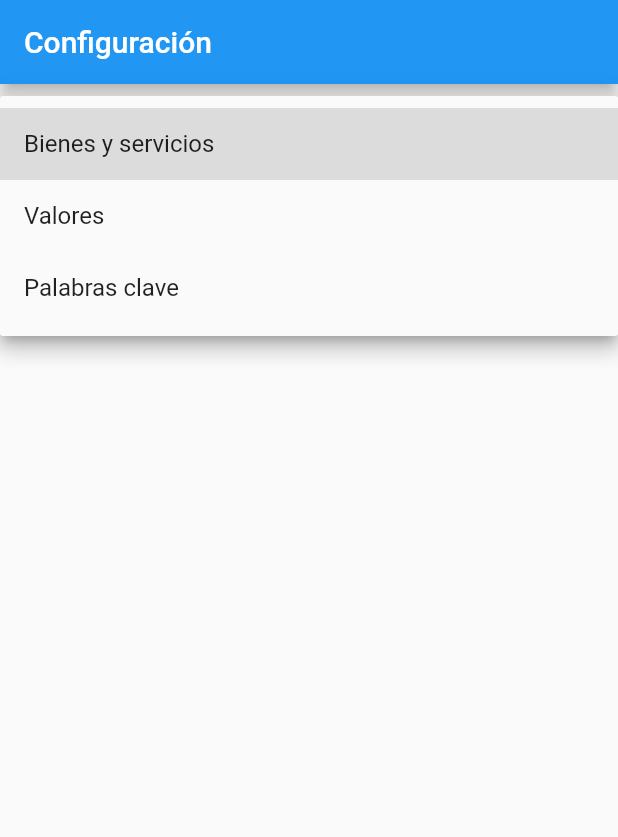
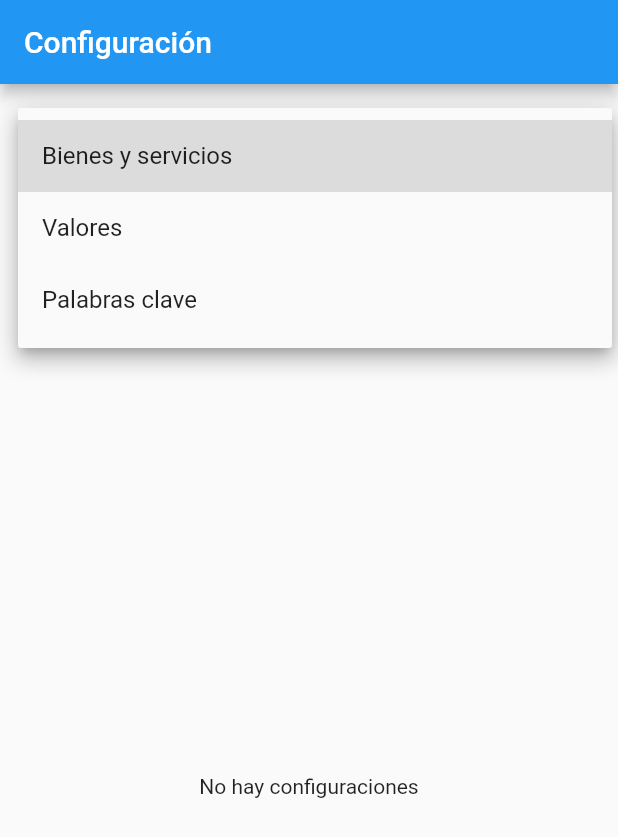
Before and after one commit to fabianMendez/oportunidades_cce, a Flutter app: the NotificacionesSettingsView screen opened directly, after a tap on "Bienes y servicios", on a phone screen of 412 x 824 dp. Shown: the top 837 px of the screen. Run offline on Flutter 3.47's test engine with Material 2 defaults, Android fonts, the phone set to English and light mode, and no system bars; our stand-ins replace bloc, email_validator, equatable, flutter_bloc, flutter_secure_storage, get_it and 2 more; accounts and stored records are empty; generated files the repository leaves out were written again; network calls fail.

Commit message:
feat: show saved value notification settings

```diff
--- a/lib/src/home/grupo_unspsc_repository.dart
+++ b/lib/src/home/grupo_unspsc_repository.dart
@@ -68,6 +68,29 @@ class FamiliaUNSPSC extends Equatable {
 
   @override
   List<Object?> get props => [];
+}
+
+class ValueNotificationSetting extends Equatable {
+  const ValueNotificationSetting({
+    required this.estado,
+    required this.id,
+    required this.montoInferior,
+    required this.montoSuperior,
+  });
+
+  final int estado;
+  final int id;
+  final String montoInferior;
+  final String montoSuperior;
+
+  ValueNotificationSetting.fromJson(Map<String, dynamic> map)
+      : estado = map['estado'],
+        id = map['id'],
+        montoInferior = map['montoInferior'],
+        montoSuperior = map['montoSuperior'];
+
+  @override
+  List<Object?> get props => [estado, id, montoInferior, montoSuperior];
 }
 
 class GrupoUNSPSCRepository {
@@ -173,6 +196,19 @@ class GrupoUNSPSCRepository {
     return list.map((it) => SegmentoUNSPSC.fromJson(it)).toList();
   }
 
+  Future<List<ValueNotificationSetting>> getMontosConfiguracion(
+      {required String codigo}) async {
+    final res = await apiClient.request(
+      path: '/ServletMontoConfiguracions',
+      body: {'codigo': codigo},
+    );
+
+    print(res.body);
+    final List<dynamic> list = json.decode(res.body);
+
+    return list.map((it) => ValueNotificationSetting.fromJson(it)).toList();
+  }
+
   Future<APIResponse> insertarMontosConfiguracion({
     required String codigo,
     required double montoInferior,
--- a/lib/src/home/notificaciones_settings_bloc.dart
+++ b/lib/src/home/notificaciones_settings_bloc.dart
@@ -1,18 +1,49 @@
 import 'package:bloc/bloc.dart';
 import 'package:equatable/equatable.dart';
+import 'package:oportunidades_cce/src/authentication/user_details.dart';
+import 'package:oportunidades_cce/src/home/grupo_unspsc_repository.dart';
 
 class NotificacionesSettingsBloc
     extends Bloc<NotificacionesSettingsEvent, NotificacionesSettingsState> {
-  NotificacionesSettingsBloc()
-      : super(const NotificacionesSettingsState.initial());
+  NotificacionesSettingsBloc({
+    required this.userDetails,
+    required this.grupoUNSPSCRepository,
+  }) : super(const NotificacionesSettingsState.initial());
+
+  final UserDetails userDetails;
+  final GrupoUNSPSCRepository grupoUNSPSCRepository;
+
+  Stream<NotificacionesSettingsState> _loadSavedSettings(
+      NotificacionesSettingsFiltro selectedFilter) async* {
+    try {
+      yield NotificacionesSettingsLoading(selectedFilter: selectedFilter);
+
+      final valueNotificationSettings =
+          await grupoUNSPSCRepository.getMontosConfiguracion(
+        codigo: userDetails.codigo,
+      );
+
+      yield NotificacionesSettingsReady(
+        selectedFilter: selectedFilter,
+        valueNotificationSettings: valueNotificationSettings,
+      );
+    } catch (err, str) {
+      print(err);
+      print(str);
+      yield NotificacionesSettingsFailure(
+        err.toString(),
+        selectedFilter: selectedFilter,
+      );
+    }
+  }
 
   @override
   Stream<NotificacionesSettingsState> mapEventToState(
       NotificacionesSettingsEvent event) async* {
-    if (event is NotificacionesSettingsFilterChanged) {
-      yield NotificacionesSettingsState(
-        selectedFilter: event.selected,
-      );
+    if (event is NotificacionesSettingsStarted) {
+      yield* _loadSavedSettings(state.selectedFilter);
+    } else if (event is NotificacionesSettingsFilterChanged) {
+      yield* _loadSavedSettings(event.selected);
     }
   }
 }
@@ -36,6 +67,10 @@ class NotificacionesSettingsFiltro extends Equatable {
 
   @override
   List<Object?> get props => [value, description, actionMessage];
+}
+
+class NotificacionesSettingsStarted extends NotificacionesSettingsEvent {
+  const NotificacionesSettingsStarted();
 }
 
 class NotificacionesSettingsFilterChanged extends NotificacionesSettingsEvent {
@@ -70,18 +105,55 @@ const kFiltroPalabrasClave = NotificacionesSettingsFiltro(
 class NotificacionesSettingsState extends Equatable {
   const NotificacionesSettingsState({
     required this.selectedFilter,
+    this.valueNotificationSettings = const [],
   });
 
   const NotificacionesSettingsState.initial()
-      : selectedFilter = kFiltroBienesServicios;
+      : selectedFilter = kFiltroBienesServicios,
+        valueNotificationSettings = const [];
 
   final List<NotificacionesSettingsFiltro> filters = const [
     kFiltroBienesServicios,
     kFiltroValores,
     kFiltroPalabrasClave,
   ];
+
   final NotificacionesSettingsFiltro selectedFilter;
+  final List<ValueNotificationSetting> valueNotificationSettings;
 
   @override
-  List<Object?> get props => [filters, selectedFilter];
+  List<Object?> get props =>
+      [filters, selectedFilter, valueNotificationSettings];
 }
+
+class NotificacionesSettingsLoading extends NotificacionesSettingsState {
+  const NotificacionesSettingsLoading({
+    required NotificacionesSettingsFiltro selectedFilter,
+  }) : super(
+          selectedFilter: selectedFilter,
+        );
+}
+
+class NotificacionesSettingsReady extends NotificacionesSettingsState {
+  const NotificacionesSettingsReady({
+    required NotificacionesSettingsFiltro selectedFilter,
+    required List<ValueNotificationSetting> valueNotificationSettings,
+  }) : super(
+          selectedFilter: selectedFilter,
+          valueNotificationSettings: valueNotificationSettings,
+        );
+}
+
+class NotificacionesSettingsFailure extends NotificacionesSettingsState {
+  const NotificacionesSettingsFailure(
+    this.error, {
+    required NotificacionesSettingsFiltro selectedFilter,
+  }) : super(
+          selectedFilter: selectedFilter,
+        );
+
+  final String error;
+
+  @override
+  List<Object?> get props => [...super.props, error];
+}
--- a/lib/src/home/notificaciones_settings_view.dart
+++ b/lib/src/home/notificaciones_settings_view.dart
@@ -1,26 +1,32 @@
 import 'package:flutter/material.dart';
 import 'package:flutter_bloc/flutter_bloc.dart';
 import 'package:oportunidades_cce/src/authentication/authenticated_navigator_bloc.dart';
+import 'package:oportunidades_cce/src/authentication/user_details.dart';
+import 'package:oportunidades_cce/src/home/grupo_unspsc_repository.dart';
 import 'package:oportunidades_cce/src/home/notificaciones_settings_bloc.dart';
+import 'package:oportunidades_cce/src/service_locator.dart';
 import 'package:oportunidades_cce/src/widgets/dropdown_field.dart';
+import 'package:provider/provider.dart';
 
 class NotificacionesSettingsView extends StatelessWidget {
   const NotificacionesSettingsView({Key? key}) : super(key: key);
 
   @override
   Widget build(BuildContext context) {
+    final userDetails = Provider.of<UserDetails>(context);
+
     return Scaffold(
       appBar: AppBar(
         title: const Text('Configuración'),
       ),
       body: BlocProvider<NotificacionesSettingsBloc>(
-        create: (context) => NotificacionesSettingsBloc(),
-        child: const SingleChildScrollView(
-          child: Padding(
-            padding: EdgeInsets.all(8),
-            child: NotificacionesSettings(),
-          ),
-        ),
+        create: (context) {
+          return NotificacionesSettingsBloc(
+            userDetails: userDetails,
+            grupoUNSPSCRepository: sl.get<GrupoUNSPSCRepository>(),
+          )..add(const NotificacionesSettingsStarted());
+        },
+        child: const NotificacionesSettings(),
       ),
     );
   }
@@ -28,6 +34,8 @@ class NotificacionesSettingsView extends StatelessWidget {
 
 class NotificacionesSettings extends StatelessWidget {
   const NotificacionesSettings({Key? key}) : super(key: key);
+
+  static const _kPadding = EdgeInsets.all(16);
 
   @override
   Widget build(BuildContext context) {
@@ -37,7 +45,13 @@ class NotificacionesSettings extends StatelessWidget {
           for (final filter in state.filters) filter.value: filter.description,
         };
 
+        final isLoading = state is NotificacionesSettingsLoading;
+
         return Column(
+          children: [
+            Padding(
+              padding: _kPadding,
+              child: Column(
                 children: [
                   DropdownField(
                     required: true,
@@ -63,12 +77,22 @@ class NotificacionesSettings extends StatelessWidget {
                         BlocProvider.of<AuthenticatedNavigatorBloc>(context)
                             .add(const NotificacionesSettingsMontoViewPushed());
                       } else if (state.selectedFilter == kFiltroPalabrasClave) {
-                  BlocProvider.of<AuthenticatedNavigatorBloc>(context)
-                      .add(const NotificacionesSettingsKeywordViewPushed());
+                        BlocProvider.of<AuthenticatedNavigatorBloc>(context).add(
+                            const NotificacionesSettingsKeywordViewPushed());
                       }
                     },
                     icon: const Icon(Icons.add),
                     label: Text(state.selectedFilter.actionMessage),
+                  ),
+                ],
+              ),
+            ),
+            Expanded(
+              child: isLoading
+                  ? const Center(
+                      child: CircularProgressIndicator.adaptive(),
+                    )
+                  : NotificacionesSettingsListing(settingsState: state),
             ),
           ],
         );
@@ -76,3 +100,30 @@ class NotificacionesSettings extends StatelessWidget {
     );
   }
 }
+
+class NotificacionesSettingsListing extends StatelessWidget {
+  const NotificacionesSettingsListing({
+    Key? key,
+    required this.settingsState,
+  }) : super(key: key);
+
+  final NotificacionesSettingsState settingsState;
+
+  @override
+  Widget build(BuildContext context) {
+    if (settingsState.valueNotificationSettings.isEmpty) {
+      return const Center(child: Text('No hay configuraciones'));
+    }
+
+    return ListView.builder(
+      itemCount: settingsState.valueNotificationSettings.length,
+      itemBuilder: (_, index) {
+        final setting = settingsState.valueNotificationSettings[index];
+        return ListTile(
+          title: Text(setting.montoInferior),
+          subtitle: Text(setting.montoSuperior),
+        );
+      },
+    );
+  }
+}
```
Lines whose indentation alone changed are shown as unchanged.
